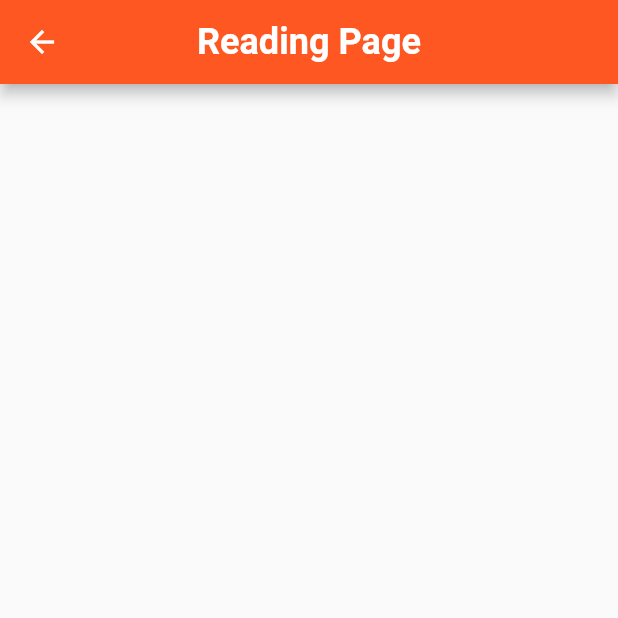
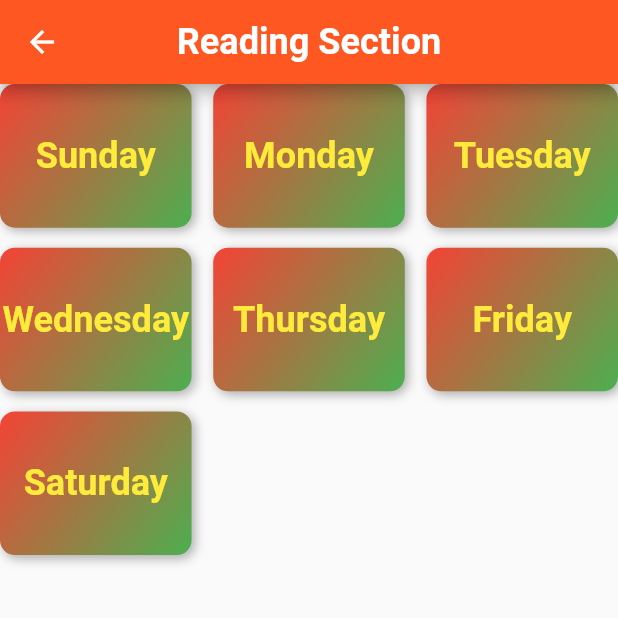
Before and after one commit to NasShihab/kids_time, a Flutter app: the ReadingPage screen opened by its route, on a phone screen of 412 x 824 dp, the top half of it. Run offline on Flutter 3.47's test engine with Material 2 defaults, Android fonts, the phone set to English and light mode, and no system bars; our stand-ins replace flutter_screenutil, get, google_fonts.

Commit message:
reading page

```diff
--- /dev/null
+++ b/lib/dashboard/category/reading/reading_data.dart
@@ -0,0 +1,24 @@
+List<String> monthNames = [
+  'January',
+  'February',
+  'March',
+  'April',
+  'May',
+  'June',
+  'July',
+  'August',
+  'September',
+  'October',
+  'November',
+  'December',
+];
+
+List<String> dayNames = [
+  'Sunday',
+  'Monday',
+  'Tuesday',
+  'Wednesday',
+  'Thursday',
+  'Friday',
+  'Saturday',
+];
--- a/lib/dashboard/category/reading/reading_page.dart
+++ b/lib/dashboard/category/reading/reading_page.dart
@@ -1,4 +1,6 @@
 import 'package:flutter/material.dart';
+import 'package:flutter_screenutil/flutter_screenutil.dart';
+import 'package:kids_time/dashboard/category/reading/reading_data.dart';
 
 class ReadingPage extends StatelessWidget {
   const ReadingPage({Key? key}) : super(key: key);
@@ -8,11 +10,56 @@ class ReadingPage extends StatelessWidget {
     return Scaffold(
       appBar: AppBar(
         centerTitle: true,
-        title: const Text('Reading Page'),
+        title: const Text('Reading Section'),
       ),
       body: SafeArea(
-        child: Container(),
+        child: GridView.builder(
+          gridDelegate: SliverGridDelegateWithFixedCrossAxisCount(
+              crossAxisSpacing: 15.w,
+              mainAxisSpacing: 15.h,
+              crossAxisCount: 3,
+              childAspectRatio: 4 / 3),
+          itemCount: dayNames.length,
+          itemBuilder: (context, index) {
+            return myContainer(
+              text: dayNames[index],
+            );
+          },
+        ),
       ),
     );
   }
 }
+
+Widget myContainer({required String text}) => Container(
+      width: 200.w,
+      height: 50.h,
+      decoration: BoxDecoration(
+        gradient: const LinearGradient(
+          begin: Alignment.topLeft,
+          end: Alignment.bottomRight,
+          colors: [
+            Colors.red,
+            Colors.green,
+          ],
+        ),
+        borderRadius: BorderRadius.circular(10),
+        boxShadow: [
+          BoxShadow(
+            color: Colors.black.withOpacity(0.3),
+            blurRadius: 5,
+            offset: const Offset(2, 2),
+          ),
+        ],
+      ),
+      child: Center(
+        child: Text(
+          text,
+          style: TextStyle(
+            color: Colors.yellow,
+            fontSize: 25.sp,
+            fontWeight: FontWeight.bold,
+          ),
+        ),
+      ),
+    );
```
